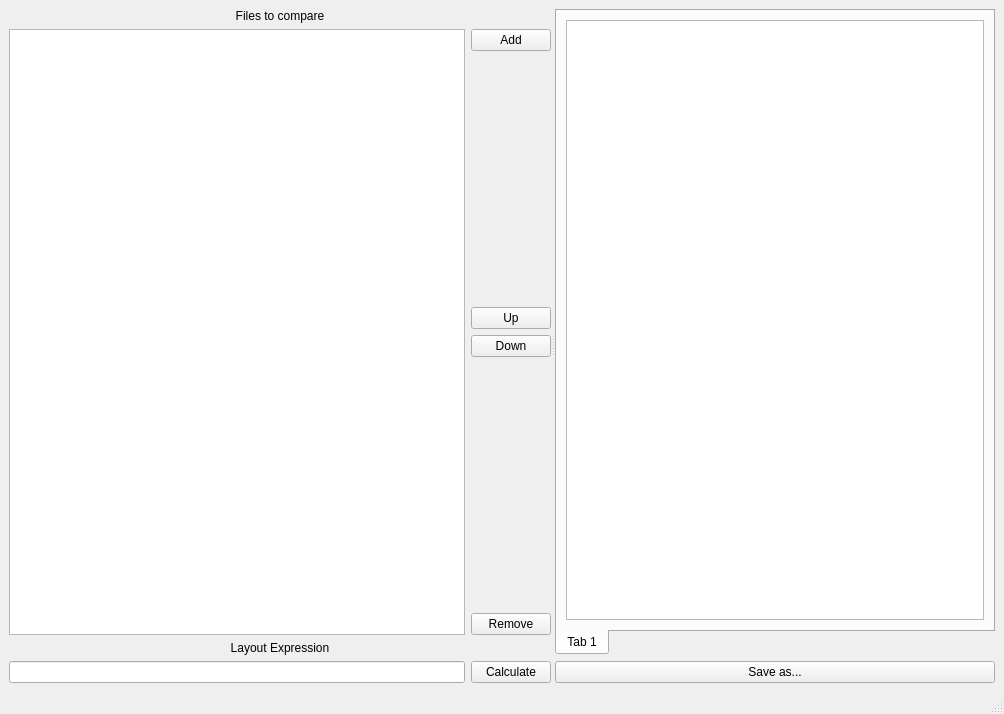
stko/pyvotab, file ptViewer.ui: the form before one commit.
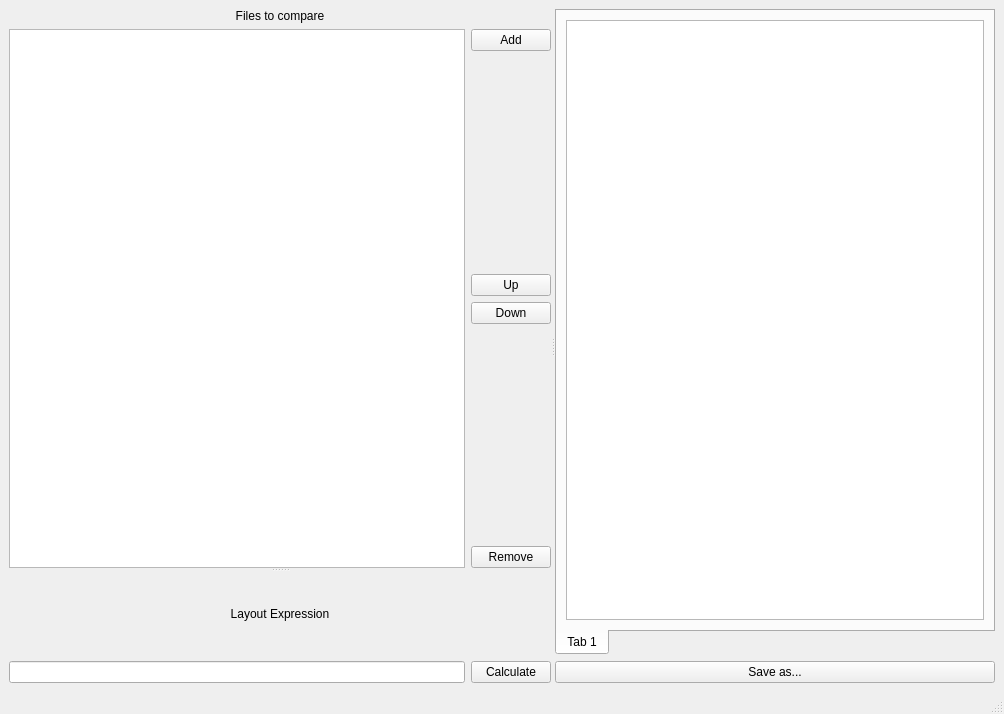
The form after the commit.

Commit message: Give senseful variable names to widgets

Diff of the .ui file:
```diff
--- a/ptViewer.ui
+++ b/ptViewer.ui
@@ -11,7 +11,7 @@
    </rect>
   </property>
   <property name="sizePolicy">
-   <sizepolicy hsizetype="Preferred" vsizetype="Preferred">
+   <sizepolicy hsizetype="Expanding" vsizetype="Expanding">
     <horstretch>0</horstretch>
     <verstretch>0</verstretch>
    </sizepolicy>
@@ -34,19 +34,15 @@
    </property>
    <layout class="QGridLayout" name="gridLayout_2">
     <item row="0" column="0">
-     <widget class="QSplitter" name="splitter">
-      <property name="sizePolicy">
-       <sizepolicy hsizetype="Expanding" vsizetype="Expanding">
-        <horstretch>0</horstretch>
-        <verstretch>0</verstretch>
-       </sizepolicy>
-      </property>
+     <widget class="QSplitter" name="splitter_2">
       <property name="orientation">
        <enum>Qt::Horizontal</enum>
       </property>
+      <widget class="QSplitter" name="splitter">
+       <property name="orientation">
+        <enum>Qt::Vertical</enum>
+       </property>
       <widget class="QWidget" name="">
-       <layout class="QVBoxLayout" name="verticalLayout_3">
-        <item>
          <layout class="QVBoxLayout" name="verticalLayout_2">
           <item>
            <widget class="QLabel" name="label">
@@ -61,7 +57,7 @@
           <item>
            <layout class="QHBoxLayout" name="horizontalLayout">
             <item>
-             <widget class="QListWidget" name="listWidget"/>
+            <widget class="QColumnView" name="file_list_columnView"/>
             </item>
             <item>
              <layout class="QVBoxLayout" name="verticalLayout">
@@ -124,7 +120,9 @@
            </layout>
           </item>
          </layout>
-        </item>
+       </widget>
+       <widget class="QWidget" name="">
+        <layout class="QVBoxLayout" name="verticalLayout_3">
         <item>
          <widget class="QLabel" name="label_2">
           <property name="text">
@@ -151,6 +149,7 @@
         </item>
        </layout>
       </widget>
+      </widget>
       <widget class="QWidget" name="">
        <layout class="QVBoxLayout" name="verticalLayout_4">
         <item>
```
Left out of the diff: 18 changed lines with no effect on the pictures. Lines whose indentation alone changed are shown as unchanged.
